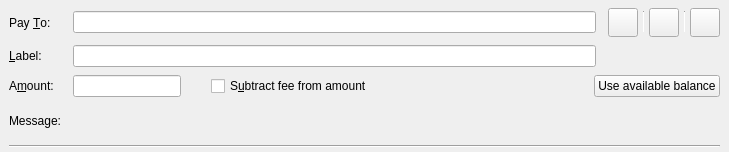
FantasyGold/FantasyGold-Core, file src/qt/forms/sendcoinsentry.ui: the form before one commit.
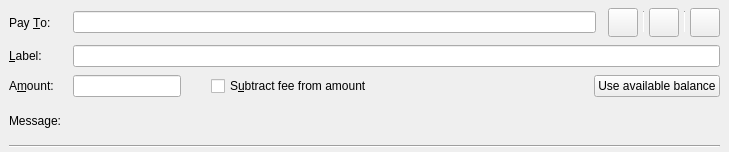
The form after the commit. Icons and pictures are not drawn. Custom widgets are drawn as their Qt base class.

The edit to the form file:
```diff
--- a/src/qt/forms/sendcoinsentry.ui
+++ b/src/qt/forms/sendcoinsentry.ui
@@ -99,13 +99,6 @@
       </item>
      </layout>
     </item>
-    <item row="1" column="1">
-     <widget class="QLineEdit" name="addAsLabel">
-      <property name="toolTip">
-       <string>Enter a label for this address to add it to the list of used addresses</string>
-      </property>
-     </widget>
-    </item>
     <item row="1" column="0">
      <widget class="QLabel" name="labellLabel">
       <property name="text">
@@ -253,6 +246,13 @@
       </item>
      </layout>
     </item>
+    <item row="1" column="1" colspan="4">
+     <widget class="QLineEdit" name="addAsLabel">
+      <property name="toolTip">
+       <string>Enter a label for this address to add it to the list of used addresses</string>
+      </property>
+     </widget>
+    </item>
    </layout>
   </widget>
   <widget class="QFrame" name="SendCoins_UnauthenticatedPaymentRequest">
```
